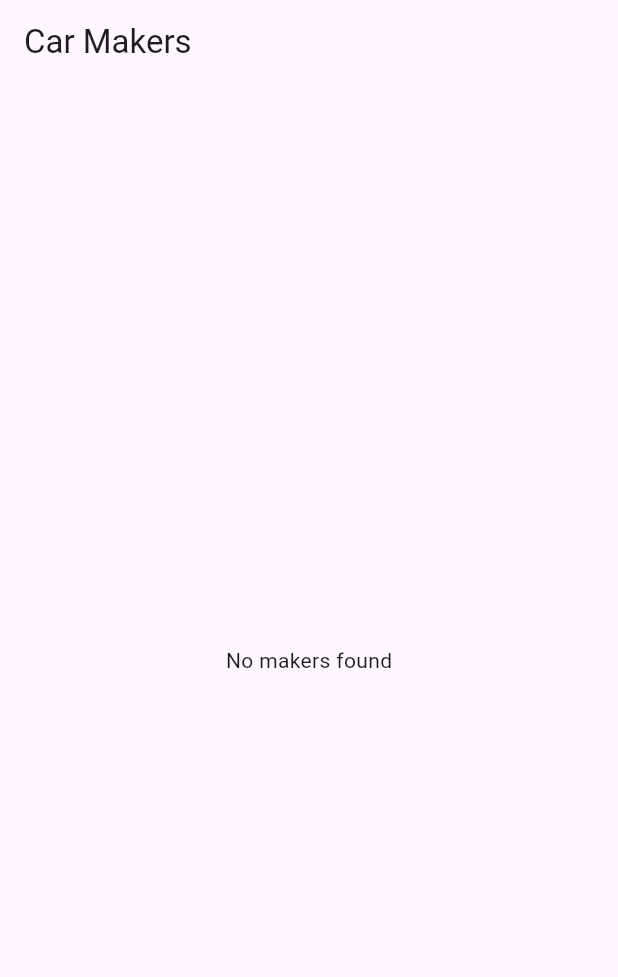
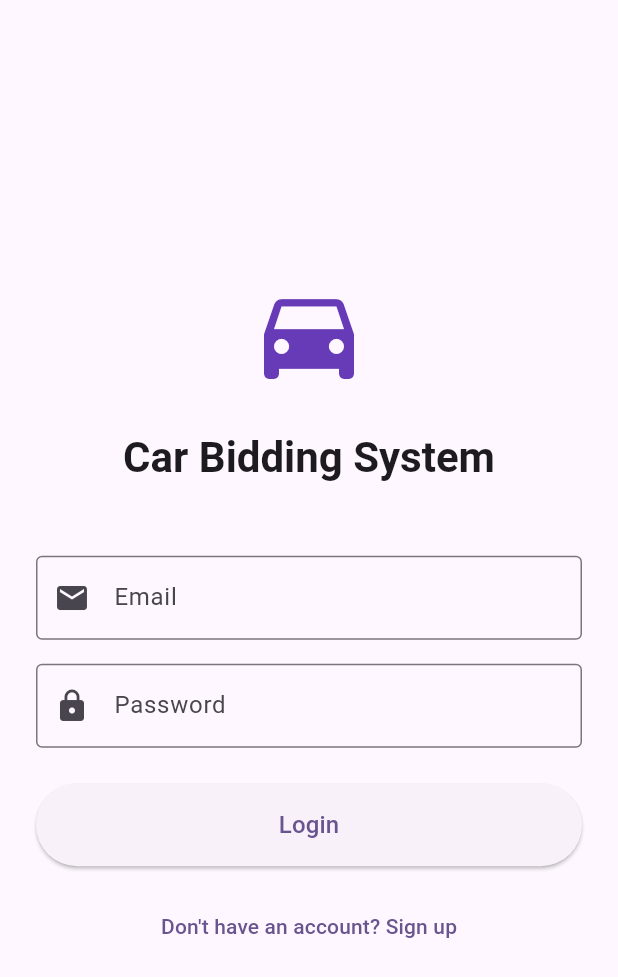
Before and after one commit to khmorad/car_bidding_demo, a Flutter app: the screen it shows after launch, on a phone screen of 412 x 824 dp. Shown: the top 977 px of the screen. Run offline on Flutter 3.47's test engine with Material 3 defaults, Android fonts, the phone set to English and light mode, and no system bars; our stand-ins replace cloud_firestore, firebase_core, go_router; accounts and stored records are empty.

Commit message:
add login/register screens and initial GoRouter auth flow

```diff
--- a/lib/main.dart
+++ b/lib/main.dart
@@ -1,18 +1,16 @@
 import 'package:flutter/material.dart';
 import 'package:firebase_core/firebase_core.dart';
 import 'package:flutter/foundation.dart' show kIsWeb;
-import 'package:go_router/go_router.dart';
 //import 'package:flutter_dotenv/flutter_dotenv.dart';
 
-import 'screens/makers_screen.dart';
-import 'screens/models_screen.dart';
+import 'router/app_router.dart';
 
 Future<void> main() async {
   WidgetsFlutterBinding.ensureInitialized();
   if (kIsWeb) {
     await Firebase.initializeApp(
       options: FirebaseOptions(
-        apiKey: "",
+        apiKey: "AIzaSyCcg47oBxp8GYlBe7QaQQVv8-I4kKDdPxM",
         authDomain: "car-bidding-demo.firebaseapp.com",
         projectId: "car-bidding-demo",
         storageBucket: "car-bidding-demo.firebasestorage.app",
@@ -33,21 +31,6 @@ class MyApp extends StatelessWidget {
 
   @override
   Widget build(BuildContext context) {
-    final router = GoRouter(
-      initialLocation: '/',
-      routes: [
-        GoRoute(path: '/', builder: (context, state) => MakersScreen()),
-        GoRoute(
-          path: '/models/:makerId',
-          builder: (context, state) {
-            final makerId = state.pathParameters['makerId']!;
-            final makerName = state.uri.queryParameters['makerName'] ?? '';
-            return ModelsScreen(makerId: makerId, makerName: makerName);
-          },
-        ),
-      ],
-    );
-
     return MaterialApp.router(
       title: 'Car Bidding System',
       debugShowCheckedModeBanner: false,
@@ -55,7 +38,7 @@ class MyApp extends StatelessWidget {
         colorScheme: ColorScheme.fromSeed(seedColor: Colors.deepPurple),
         useMaterial3: true,
       ),
-      routerConfig: router,
+      routerConfig: appRouter,
     );
   }
 }
--- /dev/null
+++ b/lib/router/app_router.dart
@@ -0,0 +1,22 @@
+import 'package:go_router/go_router.dart';
+import '../screens/login_screen.dart';
+import '../screens/signup_screen.dart';
+import '../screens/makers_screen.dart';
+import '../screens/models_screen.dart';
+
+final appRouter = GoRouter(
+  initialLocation: '/',
+  routes: [
+    GoRoute(path: '/', builder: (context, state) => const LoginScreen()),
+    GoRoute(path: '/signup', builder: (context, state) => const SignupScreen()),
+    GoRoute(path: '/makers', builder: (context, state) => MakersScreen()),
+    GoRoute(
+      path: '/models/:makerId',
+      builder: (context, state) {
+        final makerId = state.pathParameters['makerId']!;
+        final makerName = state.uri.queryParameters['makerName'] ?? '';
+        return ModelsScreen(makerId: makerId, makerName: makerName);
+      },
+    ),
+  ],
+);
--- /dev/null
+++ b/lib/screens/login_screen.dart
@@ -0,0 +1,145 @@
+import 'package:flutter/material.dart';
+import 'package:go_router/go_router.dart';
+
+class LoginScreen extends StatefulWidget {
+  const LoginScreen({super.key});
+
+  @override
+  State<LoginScreen> createState() => _LoginScreenState();
+}
+
+class _LoginScreenState extends State<LoginScreen> {
+  final _formKey = GlobalKey<FormState>();
+  final _emailController = TextEditingController();
+  final _passwordController = TextEditingController();
+  bool _isLoading = false;
+
+  @override
+  void dispose() {
+    _emailController.dispose();
+    _passwordController.dispose();
+    super.dispose();
+  }
+
+  Future<void> _handleLogin() async {
+    if (_formKey.currentState!.validate()) {
+      setState(() => _isLoading = true);
+
+      // Dummy user credentials for testing
+      const dummyEmail = 'demo@example.com';
+      const dummyPassword = '123456';
+
+      await Future.delayed(const Duration(seconds: 1));
+
+      setState(() => _isLoading = false);
+
+      if (_emailController.text == dummyEmail &&
+          _passwordController.text == dummyPassword) {
+        if (mounted) {
+          context.go('/makers');
+        }
+      } else {
+        if (mounted) {
+          ScaffoldMessenger.of(context).showSnackBar(
+            const SnackBar(
+              content: Text(
+                'Invalid credentials. Use demo@example.com / 123456',
+              ),
+              backgroundColor: Colors.red,
+            ),
+          );
+        }
+      }
+    }
+  }
+
+  @override
+  Widget build(BuildContext context) {
+    return Scaffold(
+      body: Center(
+        child: SingleChildScrollView(
+          padding: const EdgeInsets.all(24.0),
+          child: Form(
+            key: _formKey,
+            child: Column(
+              mainAxisAlignment: MainAxisAlignment.center,
+              crossAxisAlignment: CrossAxisAlignment.stretch,
+              children: [
+                const Icon(
+                  Icons.directions_car,
+                  size: 80,
+                  color: Colors.deepPurple,
+                ),
+                const SizedBox(height: 24),
+                Text(
+                  'Car Bidding System',
+                  style: Theme.of(context).textTheme.headlineMedium?.copyWith(
+                    fontWeight: FontWeight.bold,
+                  ),
+                  textAlign: TextAlign.center,
+                ),
+                const SizedBox(height: 48),
+                TextFormField(
+                  controller: _emailController,
+                  keyboardType: TextInputType.emailAddress,
+                  decoration: const InputDecoration(
+                    labelText: 'Email',
+                    prefixIcon: Icon(Icons.email),
+                    border: OutlineInputBorder(),
+                  ),
+                  validator: (value) {
+                    if (value == null || value.isEmpty) {
+                      return 'Please enter your email';
+                    }
+                    if (!value.contains('@')) {
+                      return 'Please enter a valid email';
+                    }
+                    return null;
+                  },
+                ),
+                const SizedBox(height: 16),
+                TextFormField(
+                  controller: _passwordController,
+                  obscureText: true,
+                  decoration: const InputDecoration(
+                    labelText: 'Password',
+                    prefixIcon: Icon(Icons.lock),
+                    border: OutlineInputBorder(),
+                  ),
+                  validator: (value) {
+                    if (value == null || value.isEmpty) {
+                      return 'Please enter your password';
+                    }
+                    if (value.length < 6) {
+                      return 'Password must be at least 6 characters';
+                    }
+                    return null;
+                  },
+                ),
+                const SizedBox(height: 24),
+                ElevatedButton(
+                  onPressed: _isLoading ? null : _handleLogin,
+                  style: ElevatedButton.styleFrom(
+                    padding: const EdgeInsets.symmetric(vertical: 16),
+                  ),
+                  child: _isLoading
+                      ? const SizedBox(
+                          height: 20,
+                          width: 20,
+                          child: CircularProgressIndicator(strokeWidth: 2),
+                        )
+                      : const Text('Login', style: TextStyle(fontSize: 16)),
+                ),
+                const SizedBox(height: 16),
+                TextButton(
+                  onPressed: () => context.go('/signup'),
+                  child: const Text('Don\'t have an account? Sign up'),
+                ),
+              ],
+            ),
+          ),
+        ),
+      ),
+    );
+  }
+}
--- a/lib/screens/makers_screen.dart
+++ b/lib/screens/makers_screen.dart
@@ -2,7 +2,6 @@ import 'package:flutter/material.dart';
 import 'package:go_router/go_router.dart';
 import '../services/makers_service.dart';
 import '../models/maker.dart';
-import 'models_screen.dart';
 
 class MakersScreen extends StatelessWidget {
   MakersScreen({super.key});
```
Also changed, not shown: lib/screens/signup_screen.dart (added, +155 -0 lines), lib/bloc/auth_bloc.dart (added).
